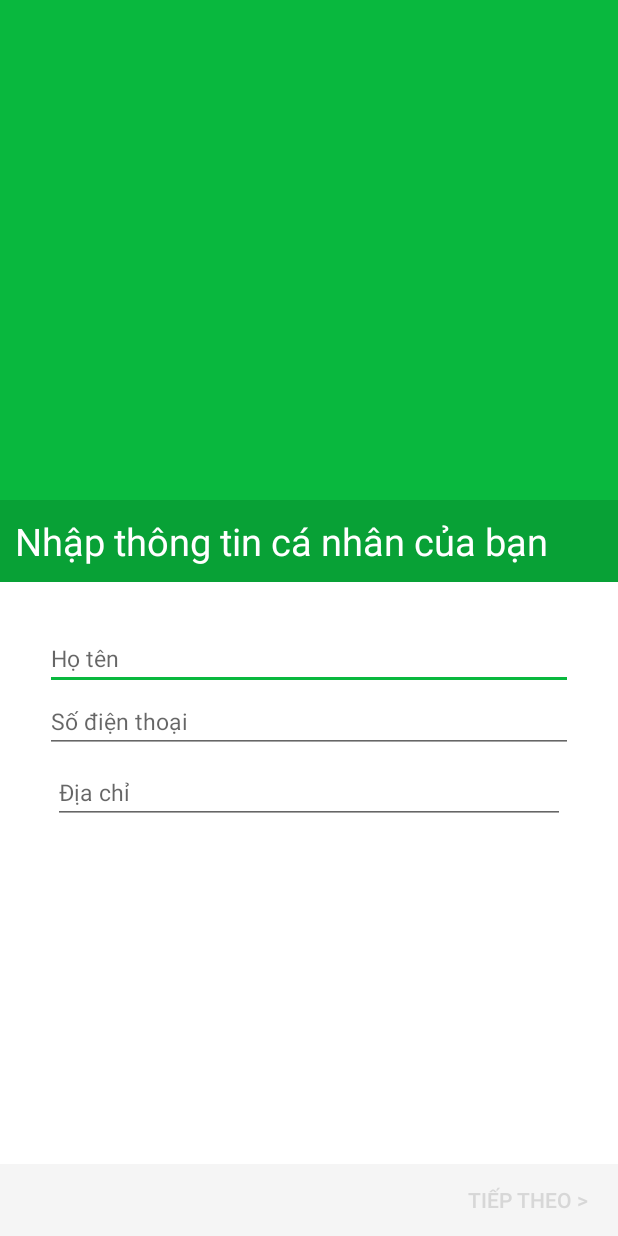
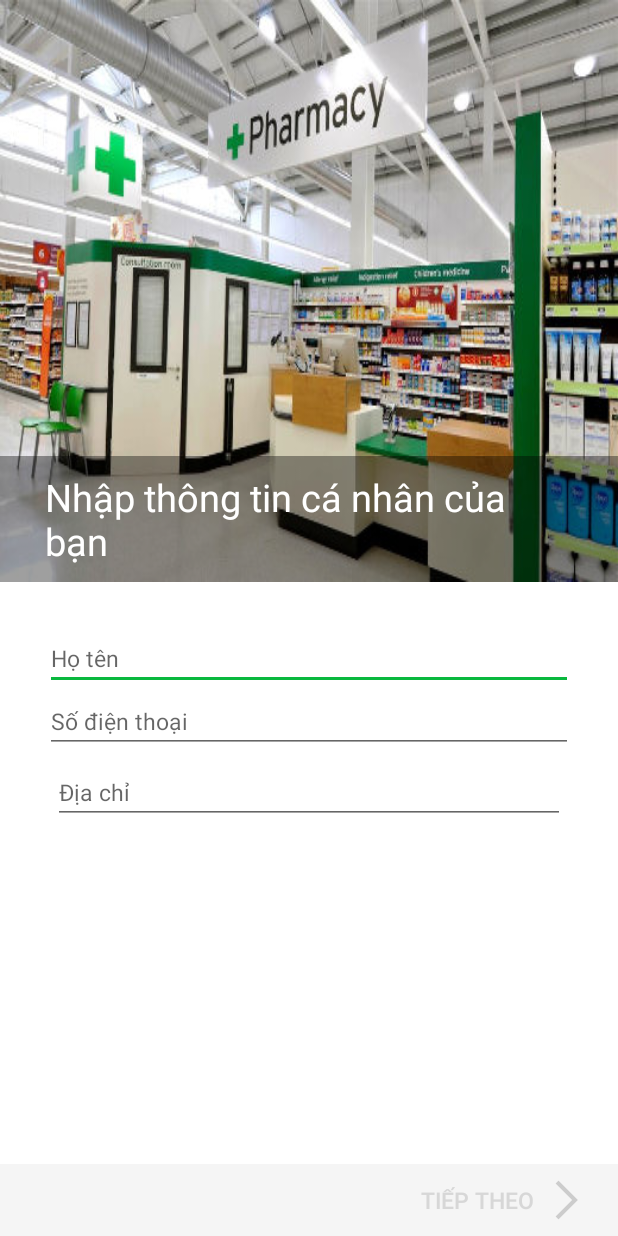
Before and after one commit to sapuit/oppaClient, an Android app: the InfoInputActivity screen opened directly, with no data from a screen before it, on a phone screen of 412 x 824 dp. Run offline under Robolectric (Android 15) with nearby library versions, the phone set to English and light mode, and no system bars; libraries missing offline, so code that uses them is left out: cn.pedant, com.afollestad.materialdialogs, com.rengwuxian.materialedittext; plain views replace MaterialEditText; 7 statements that could not run were skipped.

Commit message:
Sửa giao diện nhập thông tin

```diff
--- a/app/src/main/AndroidManifest.xml
+++ b/app/src/main/AndroidManifest.xml
@@ -27,6 +27,7 @@
             android:name=".activity.InfoInputActivity"
             android:label="@string/title_activity_hand_input"
             android:parentActivityName=".activity.MainActivity"
+            android:windowSoftInputMode="stateHidden"
             android:theme="@style/AppTheme.NoActionBar" >
             <meta-data
                 android:name="android.support.PARENT_ACTIVITY"
--- a/app/src/main/java/vn/soaap/onlinepharmacy/activity/InfoInputActivity.java
+++ b/app/src/main/java/vn/soaap/onlinepharmacy/activity/InfoInputActivity.java
@@ -2,7 +2,9 @@ package vn.soaap.onlinepharmacy.activity;
 
 import android.content.Intent;
 import android.graphics.Color;
+import android.os.Build;
 import android.os.Bundle;
+import android.support.annotation.ColorInt;
 import android.support.design.widget.FloatingActionButton;
 import android.support.v7.app.AppCompatActivity;
 import android.support.v7.widget.LinearLayoutManager;
@@ -12,6 +14,7 @@ import android.text.Editable;
 import android.text.TextWatcher;
 import android.util.Log;
 import android.view.View;
+import android.view.Window;
 import android.widget.Button;
 import android.widget.EditText;
 import android.widget.ImageButton;
@@ -42,6 +45,10 @@ public class InfoInputActivity extends AppCompatActivity {
         super.onCreate(savedInstanceState);
         setContentView(R.layout.activity_info_input);
 
+        if (android.os.Build.VERSION.SDK_INT >= Build.VERSION_CODES.LOLLIPOP) {
+            getWindow().setNavigationBarColor(Color.BLACK);
+        }
+
         initView();
     }
 
@@ -51,8 +58,8 @@ public class InfoInputActivity extends AppCompatActivity {
 //        getSupportActionBar().setDisplayHomeAsUpEnabled(true);
 //        final FloatingActionButton fab = (FloatingActionButton) findViewById(R.id.fab);
 
-        etName     = (MaterialEditText) findViewById(R.id.etName);
-        etAddress  = (MaterialEditText) findViewById(R.id.etAddress);
+        etName = (MaterialEditText) findViewById(R.id.etName);
+        etAddress = (MaterialEditText) findViewById(R.id.etAddress);
         etPhoneNum = (MaterialEditText) findViewById(R.id.etPhoneNum);
         footer_next = (Button) findViewById(R.id.footer_next);
 
@@ -70,8 +77,7 @@ public class InfoInputActivity extends AppCompatActivity {
 
             @Override
             public void onTextChanged(CharSequence s, int start, int before, int count) {
-                etAddress.setEnabled(s.toString().trim().length() > 3);
-                etPhoneNum.setEnabled(s.toString().trim().length() > 5);
+                etPhoneNum.setEnabled(s.toString().trim().length() > 3);
             }
 
             @Override
@@ -86,13 +92,17 @@ public class InfoInputActivity extends AppCompatActivity {
 
             @Override
             public void onTextChanged(CharSequence s, int start, int before, int count) {
-                etAddress.setEnabled(s.toString().trim().length() > 3);
-                footer_next.setEnabled(s.toString().trim().length() > 3);
-                if(s.toString().trim().length() > 3)
+
+                int minimum = 6;
+                etAddress.setEnabled(s.toString().trim().length() > minimum);
+                footer_next.setEnabled(s.toString().trim().length() > minimum);
+                if (s.toString().trim().length() > minimum) {
+                    footer_next.setCompoundDrawablesWithIntrinsicBounds(0, 0, R.mipmap.ic_next_black, 0);
                     footer_next.setTextColor(Color.BLACK);
-                else
+                } else {
+                    footer_next.setCompoundDrawablesWithIntrinsicBounds(0, 0, R.mipmap.ic_next_gray, 0);
                     footer_next.setTextColor(Color.parseColor("#d7d7d7"));
-
+                }
 //                fab.setEnabled(s.toString().trim().length() > 3);
 //                fab.setBackgroundColor(getResources().getColor(R.color.colorPrimary));
             }
@@ -102,7 +112,6 @@ public class InfoInputActivity extends AppCompatActivity {
             }
         });
         final Intent intent = new Intent(this, DrugsInputActivity.class);
-
 
         footer_next.setOnClickListener(new View.OnClickListener() {
             @Override
--- a/app/src/main/res/drawable/button_bg.xml
+++ b/app/src/main/res/drawable/button_bg.xml
@@ -2,7 +2,7 @@
 <shape xmlns:android="http://schemas.android.com/apk/res/android"
     android:shape="rectangle"
     android:dither="true">
-    <corners android:radius="5dp" />
+    <corners android:radius="100dp" />
     <stroke android:color="@color/colorPrimaryLight"  android:width="1dp"/>
     <solid android:color="@android:color/transparent" />
 
--- a/app/src/main/res/layout/content_info_input.xml
+++ b/app/src/main/res/layout/content_info_input.xml
@@ -27,23 +27,23 @@
 
                 <RelativeLayout
                     android:layout_width="match_parent"
-                    android:layout_height="match_parent"
-                    android:background="@color/colorPrimary">
+                    android:layout_height="match_parent">
 
                     <LinearLayout
                         android:layout_width="match_parent"
                         android:layout_height="match_parent"
-                        android:layout_above="@+id/tvTitle"
-                        android:background="@color/colorPrimary" />
+                        android:background="@mipmap/im_pharmacy" />
 
                     <TextView
                         android:id="@+id/tvTitle"
                         android:layout_width="match_parent"
                         android:layout_height="wrap_content"
                         android:layout_alignParentBottom="true"
-                        android:background="@color/activatedColor"
-                        android:padding="10dp"
-
+                        android:background="@color/colorBackgroundText"
+                        android:paddingTop="10dp"
+                        android:paddingBottom="10dp"
+                        android:paddingRight="30dp"
+                        android:paddingLeft="30dp"
                         android:text="Nhập thông tin cá nhân của bạn"
                         android:textColor="@android:color/white"
                         android:textSize="25sp" />
@@ -101,9 +101,9 @@
 
     </ScrollView>
 
-    <LinearLayout
+    <RelativeLayout
         android:id="@+id/lnFooter"
-        android:layout_width="match_parent"
+        android:layout_width="wrap_content"
         android:layout_height="wrap_content"
         android:layout_alignParentBottom="true">
 
@@ -115,6 +115,11 @@
             android:background="@color/colorBackgroundBtn"
             android:paddingRight="20dp"
             android:textColor="@color/secondary_text_dark"
-            android:text="Tiếp theo >" />
-    </LinearLayout>
+            android:drawableRight="@mipmap/ic_next_gray"
+            android:text="Tiếp theo "
+            android:textSize="15sp"/>
+
+
+    </RelativeLayout>
+
 </RelativeLayout>
--- a/app/src/main/res/values/colors.xml
+++ b/app/src/main/res/values/colors.xml
@@ -8,6 +8,8 @@
     <color name="colorDivider">#B6B6B6</color>
 
     <color name="activatedColor">#20000000</color>
+    <color name="colorBackgroundText">#60000000</color>
+
     <color name="pressedColor">#2033b5e5</color>
     <color name="white">#ffff</color>
 
```
Also changed, not shown: app/src/main/res/layout/content_main.xml (+9 -10 lines), app/src/main/res/mipmap-nodpi/ic_next_black.png (added), app/src/main/res/mipmap-nodpi/ic_next_gray.png (added), app/src/main/res/mipmap-nodpi/im_pharmacy.jpg (added).
